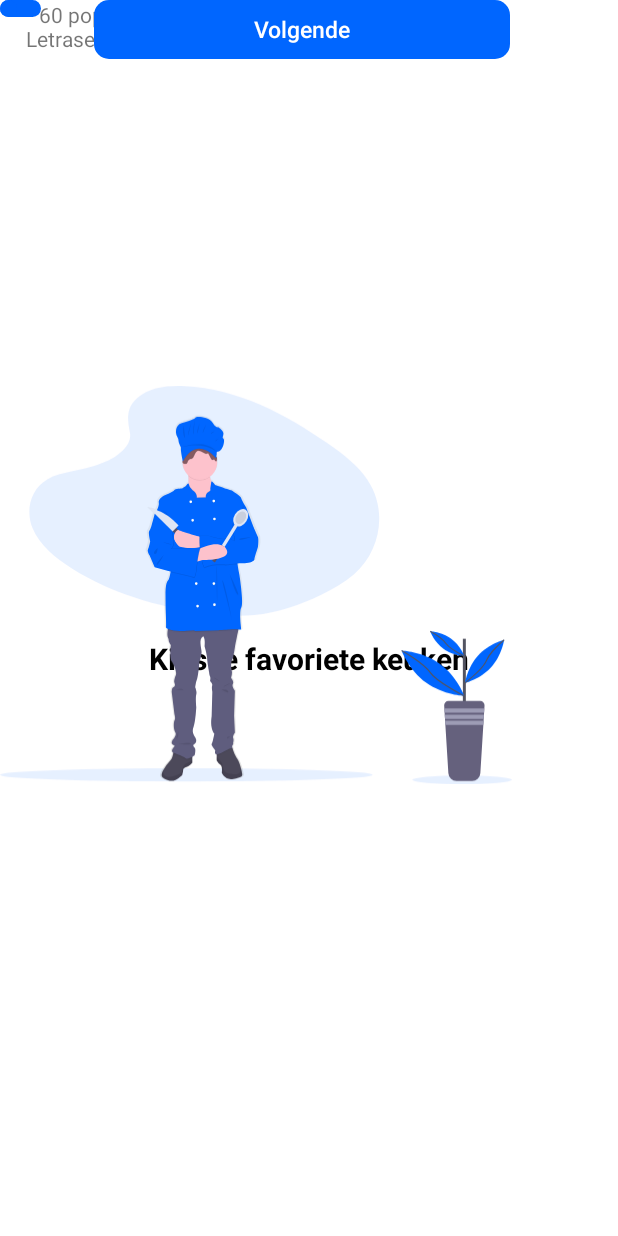
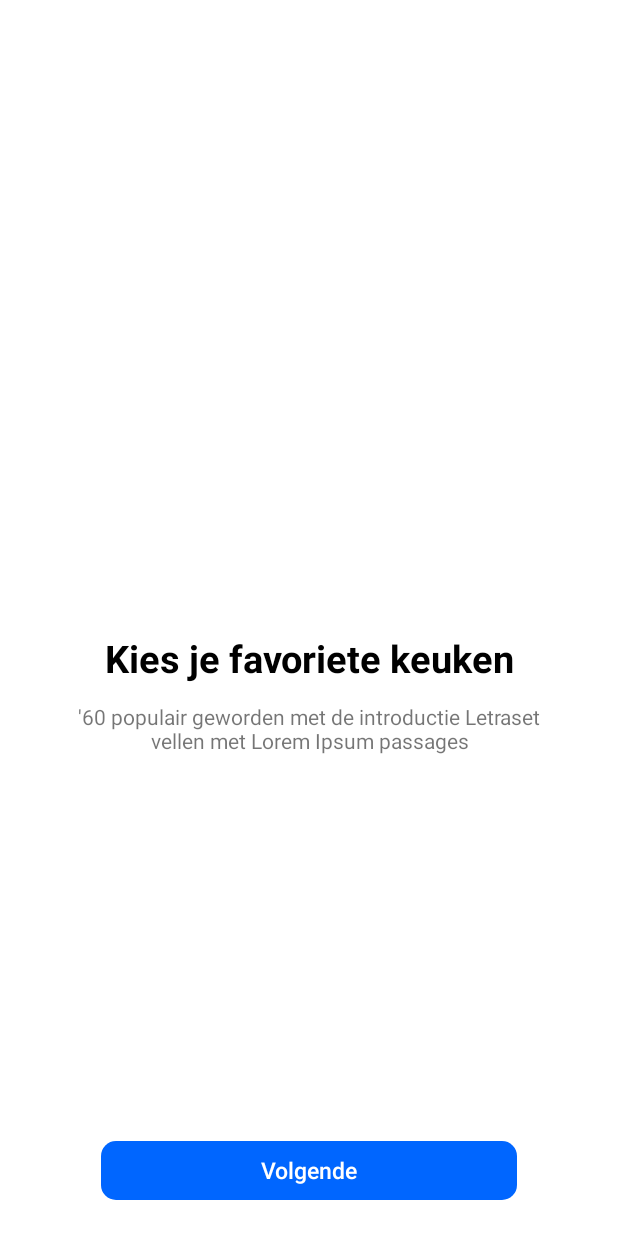
Before and after one commit to WLAjansen/Pokimoto, an Android app: the layout activity_main.xml on its own in the app's theme, with its tools: preview values and no code run, on a phone screen of 412 x 824 dp. Run offline under Robolectric (Android 15) with nearby library versions, the phone set to English and light mode, and no system bars.

Commit message:
Menu pagina toegevoegd en geen action bar

```diff
--- a/Applicatie/app/src/main/java/com/example/startpagina01/MainActivity.java
+++ b/Applicatie/app/src/main/java/com/example/startpagina01/MainActivity.java
@@ -3,12 +3,27 @@ package com.example.startpagina01;
 import androidx.appcompat.app.AppCompatActivity;
 
 import android.os.Bundle;
+import android.view.View;
+import android.widget.Button;
 
 public class MainActivity extends AppCompatActivity {
+    private Button button_1;
 
     @Override
     protected void onCreate(Bundle savedInstanceState) {
         super.onCreate(savedInstanceState);
         setContentView(R.layout.activity_main);
+
+        button = (Button) findViewById(R.id.button);
+        button.setOnClickListener(new View.OnClickListener() {
+            @Override
+            public void onClick(View v) {
+                openstartpagina2();
+            }
+        });
+    }
+    public void openstartpagina2() {
+        Intent intent = new Intent(this, startpagina2.class);
+        startActivity(intent);
     }
 }
--- a/Applicatie/app/src/main/res/layout/activity_main.xml
+++ b/Applicatie/app/src/main/res/layout/activity_main.xml
@@ -3,9 +3,9 @@
     xmlns:app="http://schemas.android.com/apk/res-auto"
     xmlns:tools="http://schemas.android.com/tools"
     android:layout_width="match_parent"
+    android:layout_height="match_parent"
     android:background="@color/backgroundColor"
-    android:layout_height="match_parent"
-    tools:context=".MainActivity">
+    tools:context=".startpagina2">
 
     <TextView
         android:id="@+id/textView2"
@@ -13,7 +13,7 @@
         android:layout_height="wrap_content"
         android:text="Kies je favoriete keuken"
         android:textColor="@color/colorSecondary"
-        android:textSize="20dp"
+        android:textSize="25dp"
         android:textStyle="bold"
         app:layout_constraintBottom_toBottomOf="parent"
         app:layout_constraintLeft_toLeftOf="parent"
@@ -21,68 +21,97 @@
         app:layout_constraintTop_toTopOf="parent"
         app:layout_constraintVertical_bias="0.534" />
 
+    <!--    <Button-->
+    <!--        android:id="@+id/button2"-->
+    <!--        style="?android:attr/borderlessButtonStyle"-->
+    <!--        android:layout_width="11dp"-->
+    <!--        android:layout_height="11dp"-->
+    <!--        android:layout_marginStart="163dp"-->
+    <!--        android:layout_marginLeft="163dp"-->
+    <!--        android:layout_marginEnd="10dp"-->
+    <!--        android:layout_marginRight="10dp"-->
+    <!--        android:background="@drawable/custom_radiobutton_primary"-->
+    <!--        app:layout_constraintBottom_toTopOf="@+id/button3"-->
+    <!--        app:layout_constraintEnd_toStartOf="@+id/button3"-->
+    <!--        app:layout_constraintStart_toStartOf="parent"-->
+    <!--        app:layout_constraintTop_toBottomOf="@+id/textView" />-->
+
+    <!--    <Button-->
+    <!--        android:id="@+id/button3"-->
+    <!--        style="?android:attr/borderlessButtonStyle"-->
+    <!--        android:layout_width="11dp"-->
+    <!--        android:layout_height="11dp"-->
+    <!--        android:layout_marginEnd="9dp"-->
+    <!--        android:layout_marginRight="9dp"-->
+    <!--        android:layout_marginBottom="185dp"-->
+    <!--        android:alpha="0.50"-->
+    <!--        android:background="@drawable/custom_radiobutton_primary"-->
+    <!--        app:layout_constraintBottom_toTopOf="@+id/button"-->
+    <!--        app:layout_constraintEnd_toStartOf="@+id/button4"-->
+    <!--        app:layout_constraintStart_toEndOf="@+id/button2"-->
+    <!--        app:layout_constraintTop_toBottomOf="@+id/button2" />-->
+
+
+    <!--    <Button-->
+    <!--        android:id="@+id/button4"-->
+    <!--        style="?android:attr/borderlessButtonStyle"-->
+    <!--        android:layout_width="11dp"-->
+    <!--        android:layout_height="11dp"-->
+    <!--        android:layout_marginEnd="180dp"-->
+    <!--        android:layout_marginRight="180dp"-->
+    <!--        android:layout_marginBottom="190dp"-->
+    <!--        android:alpha="0.50"-->
+    <!--        android:background="@drawable/custom_radiobutton_primary"-->
+    <!--        app:layout_constraintBottom_toBottomOf="@+id/button3"-->
+    <!--        app:layout_constraintEnd_toEndOf="parent"-->
+    <!--        app:layout_constraintStart_toEndOf="@+id/button3"-->
+    <!--        app:layout_constraintTop_toBottomOf="@+id/button3" />-->
+
     <TextView
         android:id="@+id/textView"
-        android:layout_width="300dp"
+        android:layout_width="0dp"
         android:layout_height="wrap_content"
+        android:layout_marginStart="51dp"
+        android:layout_marginLeft="51dp"
+        android:layout_marginTop="12dp"
+        android:layout_marginEnd="51dp"
+        android:layout_marginRight="51dp"
+        android:layout_marginBottom="47dp"
         android:gravity="center"
         android:text="'60 populair geworden met de introductie Letraset vellen met Lorem Ipsum passages"
         android:textSize="14dp"
-        tools:layout_editor_absoluteX="60dp"
-        tools:layout_editor_absoluteY="434dp" />
+        app:layout_constraintBottom_toTopOf="@+id/button2"
+        app:layout_constraintEnd_toEndOf="parent"
+        app:layout_constraintHorizontal_bias="0.0"
+        app:layout_constraintStart_toStartOf="parent"
+        app:layout_constraintTop_toBottomOf="@+id/textView2" />
 
     <Button
-        android:id="@+id/button2"
-        style="?android:attr/borderlessButtonStyle"
-        android:layout_width="27dp"
-        android:layout_height="11dp"
-        android:background="@drawable/custom_radiobutton_primary"
-        tools:layout_editor_absoluteX="163dp"
-        tools:layout_editor_absoluteY="517dp" />
-
-    <Button
-        android:id="@+id/button3"
-        style="?android:attr/borderlessButtonStyle"
-        android:layout_width="11dp"
-        android:layout_height="11dp"
-        android:alpha="0.50"
-        android:background="@drawable/custom_radiobutton_primary"
-        tools:layout_editor_absoluteX="200dp"
-        tools:layout_editor_absoluteY="517dp" />
-
-    <Button
-        android:id="@+id/button4"
-        style="?android:attr/borderlessButtonStyle"
-        android:layout_width="11dp"
-        android:layout_height="11dp"
-        android:alpha="0.50"
-        android:background="@drawable/custom_radiobutton_primary"
-        tools:layout_editor_absoluteX="220dp"
-        tools:layout_editor_absoluteY="517dp" />
-
-
-    <Button
-        android:id="@+id/button"
+        android:id="@+id/button_1"
         style="?android:attr/borderlessButtonStyle"
         android:layout_width="277dp"
         android:layout_height="39dp"
-        android:layout_marginEnd="72dp"
-        android:layout_marginRight="72dp"
+        android:layout_marginBottom="24dp"
         android:background="@drawable/custom_button_volgende"
         android:text="Volgende"
         android:textAllCaps="false"
         android:textColor="#FFFFFF"
         android:textSize="15sp"
+        app:layout_constraintBottom_toBottomOf="parent"
         app:layout_constraintEnd_toEndOf="parent"
-        tools:layout_editor_absoluteY="668dp" />
+        app:layout_constraintStart_toStartOf="parent"
+        app:layout_constraintTop_toBottomOf="@+id/button3" />
 
-    <ImageView
-        android:id="@+id/imageView4"
-        android:layout_width="341dp"
-        android:layout_height="780dp"
-        app:srcCompat="@drawable/st1_img_chef"
-        tools:layout_editor_absoluteX="40dp"
-        tools:layout_editor_absoluteY="-190dp" />
+<!--    <ImageView-->
+<!--        android:id="@+id/imageView4"-->
+<!--        android:layout_width="0dp"-->
+<!--        android:layout_height="780dp"-->
+<!--        android:layout_marginBottom="136dp"-->
+<!--        app:layout_constraintBottom_toBottomOf="parent"-->
+<!--        app:layout_constraintEnd_toEndOf="parent"-->
+<!--        app:layout_constraintHorizontal_bias="0.0"-->
+<!--        app:layout_constraintStart_toStartOf="parent"-->
+<!--        app:srcCompat="@drawable/st1_img_chef" />-->
 
 
 </androidx.constraintlayout.widget.ConstraintLayout>
--- a/Applicatie/app/src/main/res/values/styles.xml
+++ b/Applicatie/app/src/main/res/values/styles.xml
@@ -1,10 +1,10 @@
 <resources>
 
     <!-- Base application theme. -->
-    <style name="AppTheme" parent="Theme.AppCompat.Light.DarkActionBar">
+    <style name="AppTheme" parent="Theme.AppCompat.Light.NoActionBar">
         <!-- Customize your theme here. -->
         <item name="colorPrimary">@color/colorPrimary</item>
-        <item name="colorPrimaryDark">@color/colorPrimaryDark</item>
+        <item name="colorPrimaryDark">@color/colorSecondary</item>
         <item name="colorAccent">@color/colorAccent</item>
     </style>
 
--- /dev/null
+++ b/applicatie/app/src/main/res/layout/activity_menupagina1.xml
@@ -0,0 +1,7 @@
+<?xml version="1.0" encoding="utf-8"?>
+<androidx.constraintlayout.widget.ConstraintLayout
+    xmlns:android="http://schemas.android.com/apk/res/android" android:layout_width="match_parent"
+    android:layout_height="match_parent"
+    android:background="#F5F5F5">
+
+</androidx.constraintlayout.widget.ConstraintLayout>
```
